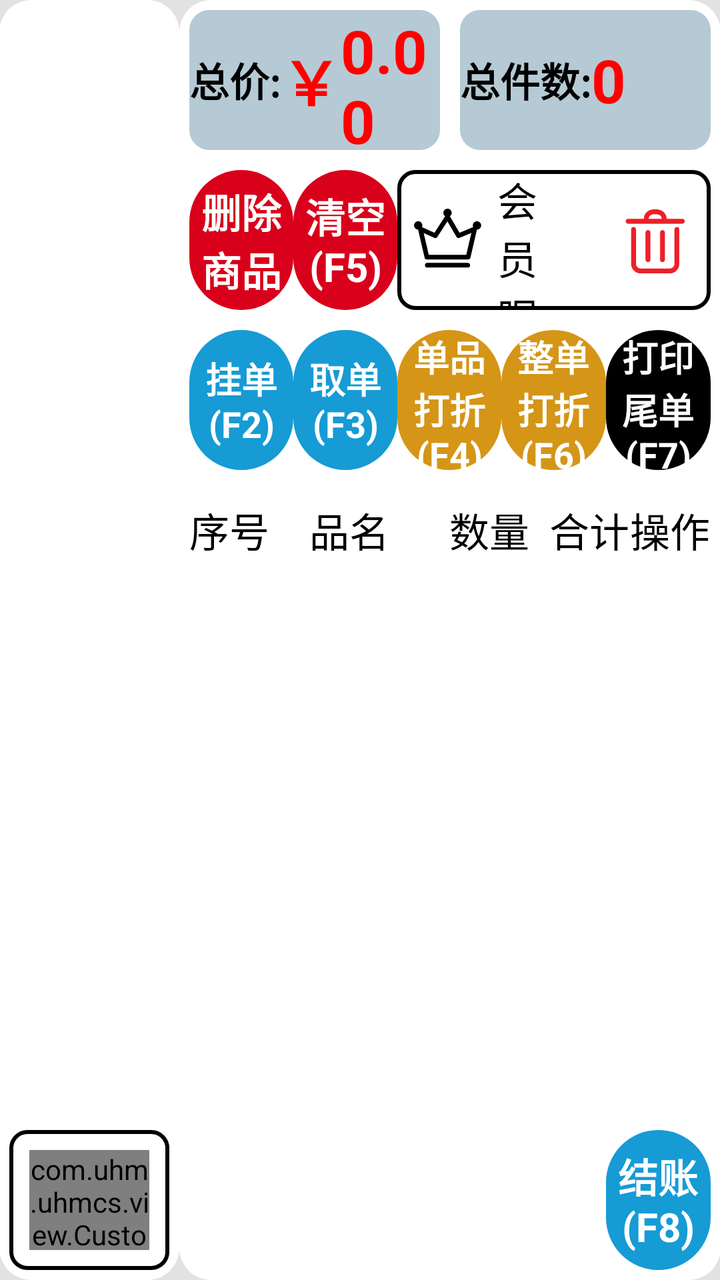
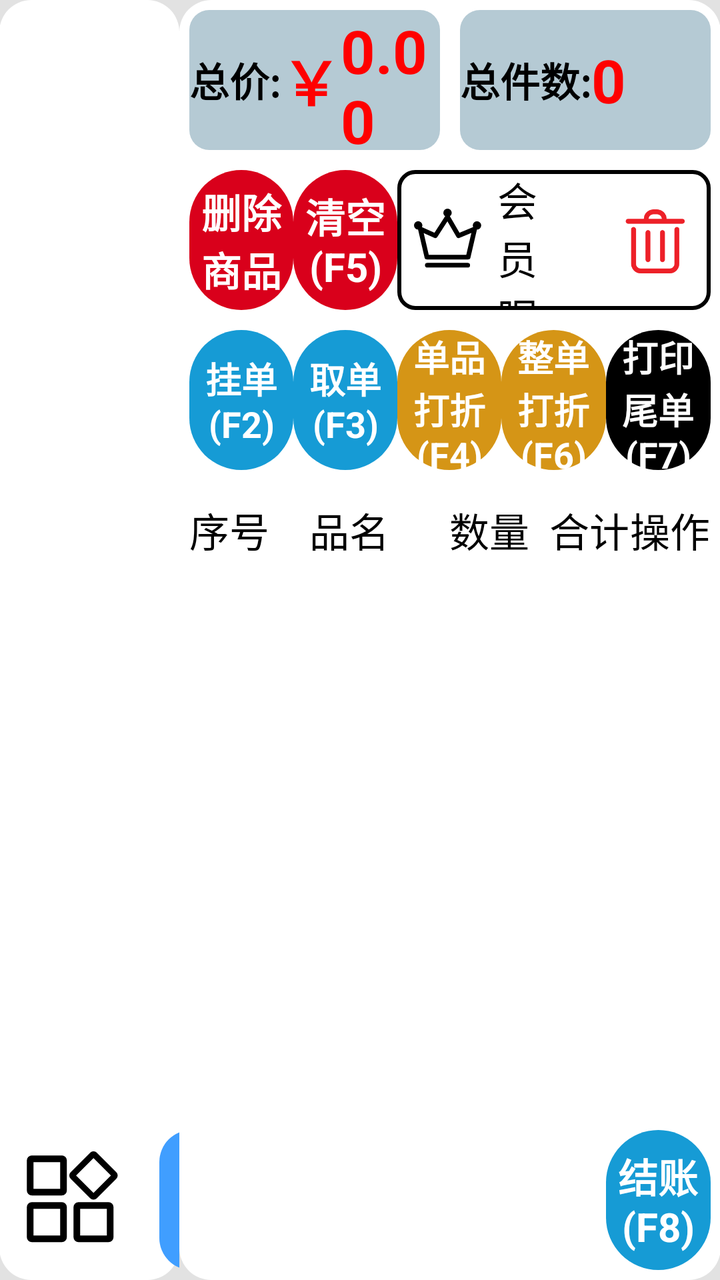

Screens rendered from an Android XML layout before and after an edit, with the pre-edit source and the edit as a unified diff.
<!-- AndroidManifest.xml: application theme Base.Theme.UHMCS -->
<!-- res/layout/activity_main.xml -->
<?xml version="1.0" encoding="utf-8"?>
<LinearLayout xmlns:android="http://schemas.android.com/apk/res/android"
    android:layout_width="match_parent"
    android:layout_height="match_parent"
    android:background="#e2e2e2"
    android:orientation="vertical">
    <LinearLayout
        android:padding="@dimen/dp_10"
        android:layout_width="match_parent"
        android:layout_height="0dp"
        android:layout_weight="1"
        android:orientation="horizontal">

        <LinearLayout
            android:layout_width="0dp"
            android:layout_weight="1"
            android:layout_marginRight="@dimen/dp_10"
            android:layout_height="match_parent"
            android:orientation="vertical"
            android:background="@drawable/white_bg">
            <RelativeLayout
                android:layout_width="match_parent"
                android:layout_height="0dp"
                android:layout_weight="1">
                <androidx.recyclerview.widget.RecyclerView
                    android:id="@+id/shop_rv"
                    android:layout_width="match_parent"
                    android:layout_height="match_parent"
                    android:background="@color/white"
                    android:fadeScrollbars="false"
                    android:gravity="center"
                    android:scrollbarFadeDuration="0"
                    android:scrollbarThumbVertical="@drawable/scrollbar_vertical_thumb"
                    android:scrollbars="vertical"
                    android:visibility="gone" />
                <View
                    android:visibility="gone"
                    android:id="@+id/shop_mocheng"
                    android:layout_width="match_parent"
                    android:layout_height="match_parent"/>

                <ImageView
                    android:id="@+id/shop_image"
                    android:layout_centerInParent="true"
                    android:layout_width="wrap_content"
                    android:layout_height="wrap_content"/>
            </RelativeLayout>

            <RelativeLayout
                android:layout_width="match_parent"
                android:layout_height="80dp">
                <ImageView
                    android:layout_centerVertical="true"
                    android:id="@+id/more_function_btn"
                    android:paddingLeft="10dp"
                    android:layout_width="70dp"
                    android:paddingRight="10dp"
                    android:layout_height="match_parent"
                    android:src="@drawable/more_function" />

                <ImageView
                    android:visibility="gone"
                    android:paddingLeft="10dp"
                    android:layout_width="70dp"
                    android:paddingRight="10dp"
                    android:id="@+id/add_no_code_btn"
                    android:layout_marginLeft="80dp"
                    android:layout_height="match_parent"
                    android:src="@drawable/add_no_code" />
                <LinearLayout
                    android:id="@+id/wangluo_view"
                    android:visibility="gone"
                    android:gravity="center_vertical"
                    android:layout_marginLeft="150dp"
                    android:layout_width="wrap_content"
                    android:layout_height="match_parent"
                    android:orientation="horizontal">
                    <ImageView
                        android:paddingLeft="10dp"
                        android:layout_width="70dp"
                        android:paddingRight="10dp"
                        android:layout_height="match_parent"
                        android:src="@mipmap/wangluo"/>
                    <TextView
                        android:layout_width="wrap_content"
                        android:layout_height="wrap_content"
                        android:text="@string/no_network_detected"
                        android:textColor="@color/mr_red_000"
                        android:textSize="24dp"/>
                </LinearLayout>
                <TextView
                    android:id="@+id/bendin_view"
                    android:visibility="gone"
                    android:layout_marginLeft="150dp"
                    android:layout_width="wrap_content"
                    android:layout_height="wrap_content"
                    android:layout_centerVertical="true"
                    android:text="@string/Local_bill_upload_required"
                    android:textColor="@color/color_login_079752"
                    android:textSize="24dp"/>
                <LinearLayout
                    android:focusable="true"
                    android:focusableInTouchMode="true"
                    android:layout_alignParentRight="true"
                    android:layout_margin="5dp"
                    android:layout_width="300dp"
                    android:layout_height="match_parent"
                    android:background="@drawable/rounded_border"
                    android:orientation="horizontal">
                    <com.uhm.uhmcs.view.CustomInputTextView
                        android:id="@+id/et_tiaoxingma"
                        android:hint="@string/barcode"
                        android:textColorHint="#c1c1c1"
                        android:textSize="24dp"
                        android:textColor="@color/black"
                        android:layout_margin="10dp"
                        android:layout_width="0dp"
                        android:layout_height="match_parent"
                        android:layout_weight="1"
                        android:gravity="center_vertical"/>

                    <ImageView
                        android:visibility="gone"
                        android:layout_width="wrap_content"
                        android:layout_height="wrap_content"
                        android:src="@mipmap/jianpan"/>

                </LinearLayout>

            </RelativeLayout>
        </LinearLayout>
        <LinearLayout
            android:layout_width="0dp"
            android:layout_height="match_parent"
            android:background="@drawable/white_bg"
            android:layout_weight="3"
            android:orientation="vertical">
            <LinearLayout
                android:layout_width="match_parent"
                android:layout_height="80dp"
                android:orientation="horizontal">
                <LinearLayout
                    android:gravity="center_vertical"
                    android:layout_width="0dp"
                    android:layout_height="match_parent"
                    android:orientation="horizontal"
                    android:layout_weight="1"
                    android:layout_margin="5dp"
                    android:background="@drawable/blue_bg">
                    <TextView
                        android:layout_width="wrap_content"
                        android:layout_height="wrap_content"
                        android:textColor="@color/black"
                        android:textSize="20dp"
                        android:text="@string/grand_total"
                        android:textStyle="bold"
                        android:layout_marginLeft="@dimen/dp_10"/>
                    <TextView
                        android:layout_width="wrap_content"
                        android:layout_height="wrap_content"
                        android:textColor="@color/mr_red_000"
                        android:textSize="30dp"
                        android:text="￥"
                        android:textStyle="bold"
                        android:layout_marginLeft="@dimen/dp_10"/>
                    <TextView
                        android:id="@+id/tv_zongjia"
                        android:layout_width="wrap_content"
                        android:layout_height="wrap_content"
                        android:textColor="@color/mr_red_000"
                        android:textSize="30dp"
                        android:textStyle="bold"
                        android:text="0.00" />
                </LinearLayout>
                <LinearLayout
                    android:gravity="center_vertical"
                    android:layout_width="0dp"
                    android:layout_height="match_parent"
                    android:orientation="horizontal"
                    android:layout_weight="1"
                    android:layout_margin="5dp"
                    android:background="@drawable/blue_bg">
                    <TextView
                        android:layout_width="wrap_content"
                        android:layout_height="wrap_content"
                        android:textColor="@color/black"
                        android:textSize="20dp"
                        android:text="@string/total_items"
                        android:textStyle="bold"
                        android:layout_marginStart="@dimen/dp_10"/>

                    <TextView
                        android:id="@+id/tv_zongjian"
                        android:layout_marginStart="@dimen/dp_10"
                        android:layout_width="wrap_content"
                        android:layout_height="wrap_content"
                        android:textColor="@color/mr_red_000"
                        android:textSize="30dp"
                        android:textStyle="bold"
                        android:text="0" />
                </LinearLayout>
            </LinearLayout>


            <LinearLayout
                android:padding="5dp"
                android:layout_width="match_parent"
                android:layout_height="80dp"
                android:orientation="horizontal">
                <LinearLayout
                    android:layout_width="0dp"
                    android:layout_height="match_parent"
                    android:orientation="horizontal"
                    android:layout_weight="2">
                    <TextView
                        android:id="@+id/delete_shop"
                        android:background="@drawable/red_bg"
                        android:layout_width="0dp"
                        android:layout_height="match_parent"
                        android:layout_weight="1"
                        android:text="@string/delete_item"
                        android:textSize="20dp"
                        android:textColor="@color/white"
                        android:gravity="center"
                        android:textStyle="bold"
                        android:layout_marginRight="@dimen/dp_10"/>
                    <TextView
                        android:id="@+id/qingkong_btn"
                        android:background="@drawable/red_bg"
                        android:layout_width="0dp"
                        android:layout_height="match_parent"
                        android:layout_weight="1"
                        android:text="@string/clear_all"
                        android:textSize="20dp"
                        android:textColor="@color/white"
                        android:gravity="center"
                        android:textStyle="bold"
                        android:layout_marginRight="@dimen/dp_10"/>
                </LinearLayout>
                <LinearLayout
                    android:id="@+id/huiyuan_btn"
                    android:gravity="center_vertical"
                    android:layout_width="0dp"
                    android:layout_weight="3"
                    android:layout_height="match_parent"
                    android:orientation="horizontal"
                    android:background="@drawable/rounded_border">
                    <ImageView
                        android:layout_marginLeft="5dp"
                        android:layout_width="40dp"
                        android:layout_height="match_parent"
                        android:src="@drawable/huiyuan"/>
                    <TextView
                        android:id="@+id/huiyuan_name"
                        android:layout_marginLeft="5dp"
                        android:layout_width="0dp"
                        android:layout_weight="1"
                        android:layout_height="wrap_content"
                        android:text="@string/member_nickname"
                        android:textColor="@color/black"
                        android:textSize="20dp"/>
                    <ImageView
                        android:paddingLeft="20dp"
                        android:id="@+id/shanchuhuiyuan_btn"
                        android:layout_marginRight="5dp"
                        android:layout_width="65dp"
                        android:layout_height="match_parent"
                        android:src="@drawable/shanchu" />
                </LinearLayout>
            </LinearLayout>
            <LinearLayout
                android:padding="5dp"
                android:layout_width="match_parent"
                android:layout_height="80dp"
                android:orientation="horizontal">
                <TextView
                    android:id="@+id/guadan_btn"
                    android:background="@drawable/blue_bg1"
                    android:layout_width="0dp"
                    android:layout_height="match_parent"
                    android:layout_weight="1"
                    android:text="@string/hold_order"
                    android:textSize="18dp"
                    android:textColor="@color/white"
                    android:gravity="center"
                    android:textStyle="bold"
                    android:layout_marginRight="@dimen/dp_10"/>
                <TextView
                    android:id="@+id/qudan_btn"
                    android:background="@drawable/blue_bg1"
                    android:layout_width="0dp"
                    android:layout_height="match_parent"
                    android:layout_weight="1"
                    android:text="@string/qudan_null"
                    android:textSize="18dp"
                    android:textColor="@color/white"
                    android:gravity="center"
                    android:textStyle="bold"
                    android:layout_marginRight="@dimen/dp_10"/>
                <TextView
                    android:id="@+id/dazhe_one_btn"
                    android:background="@drawable/yellow_bg"
                    android:layout_width="0dp"
                    android:layout_height="match_parent"
                    android:layout_weight="1"
                    android:text="@string/item_discount"
                    android:textSize="18dp"
                    android:textColor="@color/white"
                    android:gravity="center"
                    android:textStyle="bold"
                    android:layout_marginRight="@dimen/dp_10"/>
                <TextView
                    android:id="@+id/dazhe_all_btn"
                    android:background="@drawable/yellow_bg"
                    android:layout_width="0dp"
                    android:layout_height="match_parent"
                    android:layout_weight="1"
                    android:text="@string/order_discount"
                    android:textSize="18dp"
                    android:textColor="@color/white"
                    android:gravity="center"
                    android:textStyle="bold"
                    android:layout_marginRight="@dimen/dp_10"/>
                <TextView
                    android:id="@+id/daying_btn"
                    android:background="@drawable/black_bg"
                    android:layout_width="0dp"
                    android:layout_height="match_parent"
                    android:layout_weight="1"
                    android:text="@string/print_receipt"
                    android:textSize="18dp"
                    android:textColor="@color/white"
                    android:gravity="center"
                    android:textStyle="bold" />
            </LinearLayout>
            <LinearLayout
                android:layout_margin="5dp"
                android:layout_width="match_parent"
                android:layout_height="0dp"
                android:layout_weight="1"
                android:orientation="vertical">
                <LinearLayout
                    android:layout_width="match_parent"
                    android:layout_height="40dp"
                    android:orientation="horizontal">
                    <TextView
                        android:gravity="center"
                        android:layout_width="0dp"
                        android:layout_height="match_parent"
                        android:layout_weight="1"
                        android:textSize="20dp"
                        android:textColor="@color/black"
                        android:text="@string/No"/>
                    <TextView
                        android:gravity="center"
                        android:layout_width="0dp"
                        android:layout_height="match_parent"
                        android:layout_weight="2"
                        android:textSize="20dp"
                        android:textColor="@color/black"
                        android:text="@string/product_name"/>
                    <TextView
                        android:visibility="gone"
                        android:gravity="center"
                        android:layout_width="0dp"
                        android:layout_height="match_parent"
                        android:layout_weight="1.5"
                        android:textSize="20dp"
                        android:textColor="@color/black"
                        android:text="规格"/>
                    <TextView
                        android:gravity="center"
                        android:layout_width="0dp"
                        android:layout_height="match_parent"
                        android:layout_weight="1.5"
                        android:textSize="20dp"
                        android:textColor="@color/black"
                        android:text="@string/qty"/>
                    <TextView
                        android:gravity="center"
                        android:layout_width="0dp"
                        android:layout_height="match_parent"
                        android:layout_weight="1"
                        android:textSize="20dp"
                        android:textColor="@color/black"
                        android:text="@string/total"/>
                    <TextView
                        android:id="@+id/caozuo_view"
                        android:gravity="center"
                        android:layout_width="0dp"
                        android:layout_height="match_parent"
                        android:layout_weight="1"
                        android:textSize="20dp"
                        android:textColor="@color/black"
                        android:text="@string/action"/>
                </LinearLayout>
                <RelativeLayout
                    android:layout_width="match_parent"
                    android:layout_height="0dp"
                    android:layout_weight="1">
                    <androidx.recyclerview.widget.RecyclerView
                        android:id="@+id/selected_shop_rv"
                        android:layout_width="match_parent"
                        android:layout_height="match_parent"
                        android:fadeScrollbars="false"
                        android:gravity="center"
                        android:scrollbarFadeDuration="0"
                        android:scrollbarThumbVertical="@drawable/scrollbar_vertical_thumb"
                        android:scrollbars="vertical"
                        android:visibility="visible" />
                    <LinearLayout
                        android:visibility="gone"
                        android:id="@+id/have_paid_view"
                        android:layout_width="match_parent"
                        android:layout_height="match_parent"
                        android:orientation="vertical"
                        android:gravity="center">
                        <ImageView
                            android:id="@+id/image"
                            android:layout_width="200dp"
                            android:layout_height="200dp" />
                    </LinearLayout>
                </RelativeLayout>


            </LinearLayout>
            <LinearLayout
                android:padding="5dp"
                android:layout_width="match_parent"
                android:layout_height="80dp"
                android:orientation="horizontal">
                <TextView
                    android:visibility="invisible"
                    android:background="@drawable/blue_bg1"
                    android:layout_width="0dp"
                    android:layout_height="match_parent"
                    android:layout_weight="1"
                    android:text="挂单(F2)"
                    android:textSize="20dp"
                    android:textColor="@color/white"
                    android:gravity="center"
                    android:textStyle="bold"
                    android:layout_marginRight="@dimen/dp_10"/>
                <TextView
                    android:visibility="invisible"
                    android:background="@drawable/blue_bg1"
                    android:layout_width="0dp"
                    android:layout_height="match_parent"
                    android:layout_weight="1"
                    android:text="取单(F3)"
                    android:textSize="20dp"
                    android:textColor="@color/white"
                    android:gravity="center"
                    android:textStyle="bold"
                    android:layout_marginRight="@dimen/dp_10"/>
                <TextView
                    android:visibility="invisible"
                    android:background="@drawable/yellow_bg"
                    android:layout_width="0dp"
                    android:layout_height="match_parent"
                    android:layout_weight="1"
                    android:text="改价/打折(F4)"
                    android:textSize="20dp"
                    android:textColor="@color/white"
                    android:gravity="center"
                    android:textStyle="bold"
                    android:layout_marginRight="@dimen/dp_10"/>
                <TextView
                    android:visibility="invisible"
                    android:background="@drawable/yellow_bg"
                    android:layout_width="0dp"
                    android:layout_height="match_parent"
                    android:layout_weight="1"
                    android:text="整单打折(F6)"
                    android:textSize="20dp"
                    android:textColor="@color/white"
                    android:gravity="center"
                    android:textStyle="bold"
                    android:layout_marginRight="@dimen/dp_10"/>
                <TextView
                    android:id="@+id/checkout_btn"
                    android:background="@drawable/blue_bg1"
                    android:layout_width="0dp"
                    android:layout_height="match_parent"
                    android:layout_weight="1"
                    android:text="@string/checkout"
                    android:textSize="20dp"
                    android:textColor="@color/white"
                    android:gravity="center"
                    android:textStyle="bold" />
            </LinearLayout>

        </LinearLayout>


    </LinearLayout>
    <androidx.recyclerview.widget.RecyclerView
        android:visibility="gone"
        android:background="@color/white"
        android:id="@+id/rv_choose_menu3"
        android:layout_width="match_parent"
        android:layout_height="100dp"
        android:fadeScrollbars="false"
        android:scrollbarFadeDuration="0"
        android:scrollbarSize="6dp"
        android:scrollbars="horizontal"/>


</LinearLayout>
<!-- resources referenced by this layout -->
<resources>
  <color name="black">#FF000000</color>
  <color name="color_login_079752">#079752</color>
  <color name="mr_red_000">#FFFF0000</color>
  <color name="white">#FFFFFFFF</color>
  <!-- drawable black_bg (drawable) -->
  <?xml version="1.0" encoding="UTF-8"?>
  <shape xmlns:android="http://schemas.android.com/apk/res/android"
      android:shape="rectangle" >
  
      
      <solid android:color="@color/black" />
      
  
  
      
  
      
      <corners android:radius="100dp" />
      
  
  
  
  
  
  
  </shape>
  <!-- drawable blue_bg (drawable) -->
  <?xml version="1.0" encoding="UTF-8"?>
  <shape xmlns:android="http://schemas.android.com/apk/res/android"
      android:shape="rectangle" >
  
      
      <solid android:color="#b5cad4" />
      
  
  
      
  
      
      <corners android:radius="10dp" />
      
  
  
  
  
  
  
  </shape>
  <!-- drawable blue_bg1 (drawable) -->
  <?xml version="1.0" encoding="UTF-8"?>
  <shape xmlns:android="http://schemas.android.com/apk/res/android"
      android:shape="rectangle" >
  
      
      <solid android:color="#169bd5" />
      
  
  
      
  
      
      <corners android:radius="100dp" />
      
  
  
  
  
  
  
  </shape>
  <!-- drawable red_bg (drawable) -->
  <?xml version="1.0" encoding="UTF-8"?>
  <shape xmlns:android="http://schemas.android.com/apk/res/android"
      android:shape="rectangle" >
  
      
      <solid android:color="#d9001b" />
      
  
  
      
  
      
      <corners android:radius="100dp" />
      
  
  
  
  
  
  
  </shape>
  <!-- drawable rounded_border (drawable) -->
  <shape xmlns:android="http://schemas.android.com/apk/res/android">
      <solid android:color="@color/white" /> 
      <corners android:radius="8dp" /> 
      <stroke android:width="2dp" android:color="@color/black" /> 
  </shape>
  <!-- drawable scrollbar_vertical_thumb (drawable) -->
  <?xml version="1.0" encoding="utf-8"?>
  <shape xmlns:android="http://schemas.android.com/apk/res/android">
      <solid android:color="@color/black60" /> 
      <size android:width="10dp" /> 
      <corners android:radius="6dp" /> 
  </shape>
  <!-- drawable white_bg (drawable) -->
  <?xml version="1.0" encoding="UTF-8"?>
  <shape xmlns:android="http://schemas.android.com/apk/res/android"
      android:shape="rectangle" >
  
      
      <solid android:color="@color/white" />
      
  
  
      
  
      
      <corners android:radius="16dp" />
      
  
  
  
  
  
  
  </shape>
  <!-- drawable yellow_bg (drawable) -->
  <?xml version="1.0" encoding="UTF-8"?>
  <shape xmlns:android="http://schemas.android.com/apk/res/android"
      android:shape="rectangle" >
  
      
      <solid android:color="#d59516" />
      
  
  
      
  
      
      <corners android:radius="100dp" />
      
  
  
  
  
  
  
  </shape>
  <string name="Local_bill_upload_required">你有本地账单需上传</string>
  <string name="No">序号</string>
  <string name="action">操作</string>
  <string name="barcode">条形码</string>
  <string name="checkout">结账(F8)</string>
  <string name="clear_all">清空(F5)</string>
  <string name="delete_item">删除商品</string>
  <string name="grand_total">总价:</string>
  <string name="hold_order">挂单(F2)</string>
  <string name="item_discount">单品打折(F4)</string>
  <string name="member_nickname">会员昵称(F10)</string>
  <string name="no_network_detected">请检查网络</string>
  <string name="order_discount">整单打折(F6)</string>
  <string name="print_receipt">打印尾单(F7)</string>
  <string name="product_name">品名</string>
  <string name="qty">数量</string>
  <string name="qudan_null">取单(F3)</string>
  <string name="total">合计</string>
  <string name="total_items">总件数:</string>
  <style name="Base.Theme.UHMCS" parent="Theme.AppCompat.NoActionBar">
          
          
          <item name="android:windowFullscreen">true</item>
          <item name="android:windowContentOverlay">@null</item>
          <item name="colorControlActivated">@color/black</item> 
      </style>
  <color name="black60">#60000000</color>
  <!-- unchanged entries left out for length: 6 -->
</resources>

<!-- the commit's change to res/layout/activity_main.xml (unified diff, before → after) -->
@@ -46,7 +46,8 @@
                     android:layout_height="wrap_content"/>
             </RelativeLayout>
 
-            <RelativeLayout
+            <LinearLayout
+                android:orientation="horizontal"
                 android:layout_width="match_parent"
                 android:layout_height="80dp">
                 <ImageView
@@ -57,6 +58,24 @@
                     android:paddingRight="10dp"
                     android:layout_height="match_parent"
                     android:src="@drawable/more_function" />
+
+                <TextView
+                    android:layout_centerVertical="true"
+                    android:id="@+id/shuaxin_btn"
+                    android:layout_marginStart="10dp"
+                    android:layout_width="100dp"
+                    android:text="刷新"
+                    android:textSize="30dp"
+                    android:gravity="center"
+                    android:layout_marginTop="5dp"
+                    android:layout_marginBottom="5dp"
+                    android:layout_height="match_parent"
+                    android:background="@drawable/blue_bg4"/>
+
+                <View
+                    android:layout_width="0dp"
+                    android:layout_height="1dp"
+                    android:layout_weight="1"/>
 
                 <ImageView
                     android:visibility="gone"
@@ -103,7 +122,7 @@
                     android:focusableInTouchMode="true"
                     android:layout_alignParentRight="true"
                     android:layout_margin="5dp"
-                    android:layout_width="300dp"
+                    android:layout_width="280dp"
                     android:layout_height="match_parent"
                     android:background="@drawable/rounded_border"
                     android:orientation="horizontal">
@@ -127,7 +146,7 @@
 
                 </LinearLayout>
 
-            </RelativeLayout>
+            </LinearLayout>
         </LinearLayout>
         <LinearLayout
             android:layout_width="0dp"
<!-- resource entries referenced after the edit -->
@@ -62,6 +62,28 @@
   
       
       <corners android:radius="100dp" />
+      
+  
+  
+  
+  
+  
+  
+  </shape>
+  <!-- drawable blue_bg4 (drawable) -->
+  <?xml version="1.0" encoding="UTF-8"?>
+  <shape xmlns:android="http://schemas.android.com/apk/res/android"
+      android:shape="rectangle" >
+  
+      
+      <solid android:color="#409eff" />
+      
+  
+  
+      
+  
+      
+      <corners android:radius="16dp" />
       
   
   
